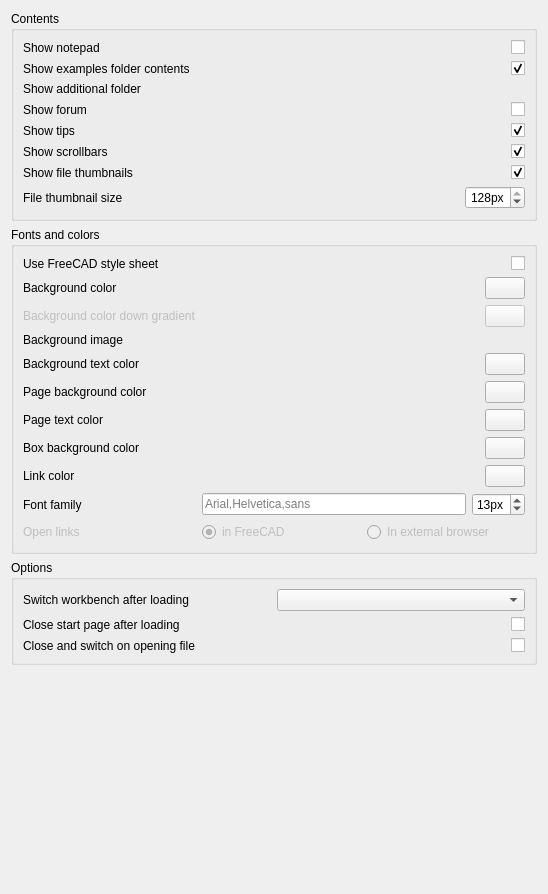
Above: src/Mod/Start/Gui/DlgStartPreferences.ui from southseact-3d/fcd before the change. Below: the same form after it.
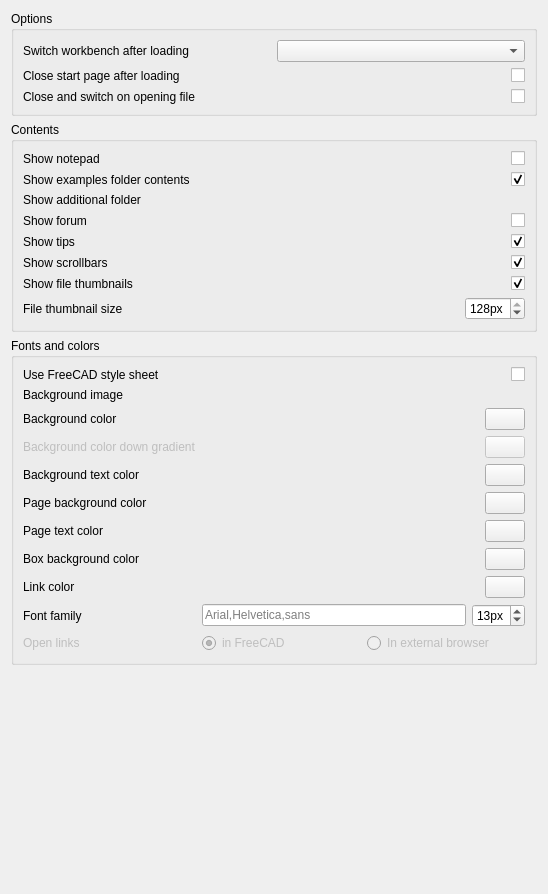
That is the form after the change. Custom widgets are drawn as their Qt base class.

Commit message: Fix StartPage preference widget names

Diff of the .ui file:
```diff
--- a/src/Mod/Start/Gui/DlgStartPreferences.ui
+++ b/src/Mod/Start/Gui/DlgStartPreferences.ui
@@ -14,6 +14,81 @@
    <string>General</string>
   </property>
   <layout class="QVBoxLayout" name="verticalLayout">
+   <item>
+    <widget class="QGroupBox" name="groupBox_4">
+     <property name="title">
+      <string>Options</string>
+     </property>
+     <layout class="QGridLayout" name="gridLayout_3">
+      <item row="0" column="0">
+       <widget class="QLabel" name="autoModuleLabel">
+        <property name="text">
+         <string>Switch workbench after loading</string>
+        </property>
+       </widget>
+      </item>
+      <item row="0" column="1">
+       <widget class="QComboBox" name="AutoloadModuleCombo">
+        <property name="toolTip">
+         <string>Choose which workbench to switch to after the program launches</string>
+        </property>
+       </widget>
+      </item>
+      <item row="1" column="0">
+       <widget class="QLabel" name="label_11">
+        <property name="text">
+         <string>Close start page after loading</string>
+        </property>
+       </widget>
+      </item>
+      <item row="1" column="1">
+       <widget class="Gui::PrefCheckBox" name="closeStartCheckBox">
+        <property name="toolTip">
+         <string>If checked, will automatically close the Start page when FreeCAD launches</string>
+        </property>
+        <property name="layoutDirection">
+         <enum>Qt::RightToLeft</enum>
+        </property>
+        <property name="text">
+         <string/>
+        </property>
+        <property name="prefEntry" stdset="0">
+         <cstring>closeStart</cstring>
+        </property>
+        <property name="prefPath" stdset="0">
+         <cstring>Mod/Start</cstring>
+        </property>
+       </widget>
+      </item>
+      <item row="2" column="0">
+       <widget class="QLabel" name="label_13">
+        <property name="text">
+         <string>Close and switch on opening file</string>
+        </property>
+       </widget>
+      </item>
+      <item row="2" column="1">
+       <widget class="Gui::PrefCheckBox" name="closeAndSwitchCheckBox">
+        <property name="toolTip">
+         <string>If application is started by opening a file, apply the two settings above</string>
+        </property>
+        <property name="layoutDirection">
+         <enum>Qt::RightToLeft</enum>
+        </property>
+        <property name="text">
+         <string/>
+        </property>
+        <property name="prefEntry" stdset="0">
+         <cstring>DoNotShowOnOpen</cstring>
+        </property>
+        <property name="prefPath" stdset="0">
+         <cstring>Mod/Start</cstring>
+        </property>
+       </widget>
+      </item>
+     </layout>
+    </widget>
+   </item>
    <item>
     <widget class="QGroupBox" name="groupBox_3">
      <property name="title">
@@ -35,7 +110,7 @@
        </widget>
       </item>
       <item row="1" column="1">
-       <widget class="Gui::PrefCheckBox" name="checkBox_1">
+       <widget class="Gui::PrefCheckBox" name="showExamplesCheckBox">
         <property name="toolTip">
          <string>If you want the examples to show on the first page</string>
         </property>
@@ -57,7 +132,7 @@
        </widget>
       </item>
       <item row="3" column="1">
-       <widget class="Gui::PrefCheckBox" name="checkBox_4">
+       <widget class="Gui::PrefCheckBox" name="showForumCheckBox">
         <property name="toolTip">
          <string>If this is checked, the latest posts from the FreeCAD forum will be displayed on the Activity tab</string>
         </property>
@@ -95,7 +170,7 @@
        </widget>
       </item>
       <item row="0" column="1">
-       <widget class="Gui::PrefCheckBox" name="checkBox">
+       <widget class="Gui::PrefCheckBox" name="showNotepadCheckBox">
         <property name="toolTip">
          <string>Shows a notepad next to the file thumbnails, where you can keep notes across sessions</string>
         </property>
@@ -135,7 +210,7 @@
        </widget>
       </item>
       <item row="2" column="1">
-       <widget class="Gui::PrefFileChooser" name="fileChooser_3" native="true">
+       <widget class="Gui::PrefFileChooser" name="showAdditionalFolderFileChooser" native="true">
         <property name="toolTip">
          <string>An optional custom folder to be displayed at the bottom of the first page.
 By using &quot;;;&quot; to separate paths, you can add several folders here</string>
@@ -149,7 +224,7 @@
        </widget>
       </item>
       <item row="5" column="1">
-       <widget class="Gui::PrefCheckBox" name="checkBox_7">
+       <widget class="Gui::PrefCheckBox" name="showScrollbarsCheckBox">
         <property name="layoutDirection">
          <enum>Qt::RightToLeft</enum>
         </property>
@@ -182,7 +257,7 @@
        </widget>
       </item>
       <item row="4" column="1">
-       <widget class="Gui::PrefCheckBox" name="checkBox_6">
+       <widget class="Gui::PrefCheckBox" name="showTipsCheckBox">
         <property name="toolTip">
          <string>Displays help tips in the Start workbench Documents tab</string>
         </property>
@@ -246,7 +321,7 @@
            <enum>Qt::LeftToRight</enum>
           </property>
           <property name="alignment">
-           <set>Qt::AlignRight|Qt::AlignTrailing|Qt::AlignVCenter</set>
+           <set>Qt::AlignLeading|Qt::AlignLeft|Qt::AlignVCenter</set>
           </property>
           <property name="suffix">
            <string>px</string>
@@ -279,23 +354,56 @@
       <string>Fonts and colors</string>
      </property>
      <layout class="QGridLayout" name="gridLayout">
-      <item row="0" column="0">
-       <widget class="QLabel" name="label_15">
+      <item row="9" column="1" alignment="Qt::AlignRight">
+       <widget class="Gui::PrefColorButton" name="boxBackgroundColorButton">
+        <property name="maximumSize">
+         <size>
+          <width>60</width>
+          <height>60</height>
+         </size>
+        </property>
+        <property name="toolTip">
+         <string>The background color of the boxes inside the pages</string>
+        </property>
+        <property name="color" stdset="0">
+         <color>
+          <red>221</red>
+          <green>221</green>
+          <blue>221</blue>
+         </color>
+        </property>
+        <property name="prefEntry" stdset="0">
+         <cstring>BoxColor</cstring>
+        </property>
+        <property name="prefPath" stdset="0">
+         <cstring>Mod/Start</cstring>
+        </property>
+       </widget>
+      </item>
+      <item row="8" column="0">
+       <widget class="QLabel" name="label_5">
         <property name="text">
-         <string>Use FreeCAD style sheet</string>
+         <string>Page text color</string>
         </property>
        </widget>
       </item>
-      <item row="0" column="1">
-       <widget class="Gui::PrefCheckBox" name="checkBox_5">
-        <property name="toolTip">
-         <string>If this is checked and a style sheet is specified in General preferences, it will be used and override the colors below</string>
+      <item row="7" column="0">
+       <widget class="QLabel" name="label_4">
+        <property name="text">
+         <string>Page background color</string>
         </property>
-        <property name="layoutDirection">
-         <enum>Qt::RightToLeft</enum>
+       </widget>
+      </item>
+      <item row="7" column="1" alignment="Qt::AlignRight">
+       <widget class="Gui::PrefColorButton" name="pageBackgroundColorButton">
+        <property name="maximumSize">
+         <size>
+          <width>60</width>
+          <height>60</height>
+         </size>
         </property>
-        <property name="text">
-         <string/>
+        <property name="toolTip">
+         <string>The background of the main start page area</string>
         </property>
         <property name="prefEntry" stdset="0">
          <cstring>UseStyleSheet</cstring>
@@ -305,15 +413,64 @@
         </property>
        </widget>
       </item>
-      <item row="1" column="0">
-       <widget class="QLabel" name="label">
+      <item row="12" column="1">
+       <layout class="QHBoxLayout" name="horizontalLayout">
+        <item>
+         <widget class="Gui::PrefRadioButton" name="radioButton_2">
+          <property name="enabled">
+           <bool>false</bool>
+          </property>
+          <property name="text">
+           <string>in FreeCAD</string>
+          </property>
+          <property name="checked">
+           <bool>true</bool>
+          </property>
+          <property name="prefEntry" stdset="0">
+           <cstring>InBrowser</cstring>
+          </property>
+          <property name="prefPath" stdset="0">
+           <cstring>Mod/Start</cstring>
+          </property>
+         </widget>
+        </item>
+        <item>
+         <widget class="Gui::PrefRadioButton" name="radioButton_1">
+          <property name="enabled">
+           <bool>false</bool>
+          </property>
+          <property name="text">
+           <string>In external browser</string>
+          </property>
+          <property name="prefEntry" stdset="0">
+           <cstring>InWeb</cstring>
+          </property>
+          <property name="prefPath" stdset="0">
+           <cstring>Mod/Start</cstring>
+          </property>
+         </widget>
+        </item>
+       </layout>
+      </item>
+      <item row="11" column="0">
+       <widget class="QLabel" name="label_16">
         <property name="text">
-         <string>Background color</string>
+         <string>Font family</string>
         </property>
        </widget>
       </item>
-      <item row="1" column="1" alignment="Qt::AlignRight">
-       <widget class="Gui::PrefColorButton" name="colorButton_1">
+      <item row="12" column="0">
+       <widget class="QLabel" name="label_7">
+        <property name="enabled">
+         <bool>false</bool>
+        </property>
+        <property name="text">
+         <string>Open links</string>
+        </property>
+       </widget>
+      </item>
+      <item row="2" column="1" alignment="Qt::AlignRight">
+       <widget class="Gui::PrefColorButton" name="backgroundColorButton">
         <property name="maximumSize">
          <size>
           <width>60</width>
@@ -338,7 +495,14 @@
         </property>
        </widget>
       </item>
-      <item row="2" column="0">
+      <item row="0" column="0">
+       <widget class="QLabel" name="label_15">
+        <property name="text">
+         <string>Use FreeCAD style sheet</string>
+        </property>
+       </widget>
+      </item>
+      <item row="3" column="0">
        <widget class="QLabel" name="label_12">
         <property name="enabled">
          <bool>false</bool>
@@ -348,7 +512,7 @@
         </property>
        </widget>
       </item>
-      <item row="2" column="1" alignment="Qt::AlignRight">
+      <item row="3" column="1" alignment="Qt::AlignRight">
        <widget class="Gui::PrefColorButton" name="colorButton_7">
         <property name="enabled">
          <bool>false</bool>
@@ -377,202 +541,31 @@
         </property>
        </widget>
       </item>
-      <item row="4" column="0">
-       <widget class="QLabel" name="label_2">
-        <property name="text">
-         <string>Background image</string>
-        </property>
-       </widget>
-      </item>
-      <item row="4" column="1">
-       <widget class="Gui::PrefFileChooser" name="fileChooser_2" native="true">
-        <property name="toolTip">
-         <string>An optional image to display as background</string>
-        </property>
-        <property name="prefEntry" stdset="0">
-         <cstring>BackgroundImage</cstring>
-        </property>
-        <property name="prefPath" stdset="0">
-         <cstring>Mod/Start</cstring>
-        </property>
-       </widget>
-      </item>
-      <item row="5" column="0">
-       <widget class="QLabel" name="label_3">
-        <property name="text">
-         <string>Background text color</string>
-        </property>
-       </widget>
-      </item>
-      <item row="5" column="1" alignment="Qt::AlignRight">
-       <widget class="Gui::PrefColorButton" name="colorButton_2">
-        <property name="maximumSize">
-         <size>
-          <width>60</width>
-          <height>60</height>
-         </size>
-        </property>
-        <property name="toolTip">
-         <string>The color of the version text</string>
-        </property>
-        <property name="color" stdset="0">
-         <color>
-          <red>95</red>
-          <green>95</green>
-          <blue>95</blue>
-         </color>
-        </property>
-        <property name="prefEntry" stdset="0">
-         <cstring>BackgroundTextColor</cstring>
-        </property>
-        <property name="prefPath" stdset="0">
-         <cstring>Mod/Start</cstring>
-        </property>
-       </widget>
-      </item>
-      <item row="6" column="0">
-       <widget class="QLabel" name="label_4">
-        <property name="text">
-         <string>Page background color</string>
-        </property>
-       </widget>
-      </item>
-      <item row="6" column="1" alignment="Qt::AlignRight">
-       <widget class="Gui::PrefColorButton" name="colorButton_3">
-        <property name="maximumSize">
-         <size>
-          <width>60</width>
-          <height>60</height>
-         </size>
-        </property>
-        <property name="toolTip">
-         <string>The background of the main start page area</string>
-        </property>
-        <property name="color" stdset="0">
-         <color>
-          <red>255</red>
-          <green>255</green>
-          <blue>255</blue>
-         </color>
-        </property>
-        <property name="prefEntry" stdset="0">
-         <cstring>PageColor</cstring>
-        </property>
-        <property name="prefPath" stdset="0">
-         <cstring>Mod/Start</cstring>
-        </property>
-       </widget>
-      </item>
-      <item row="7" column="0">
-       <widget class="QLabel" name="label_5">
-        <property name="text">
-         <string>Page text color</string>
-        </property>
-       </widget>
-      </item>
-      <item row="7" column="1" alignment="Qt::AlignRight">
-       <widget class="Gui::PrefColorButton" name="colorButton_4">
-        <property name="maximumSize">
-         <size>
-          <width>60</width>
-          <height>60</height>
-         </size>
-        </property>
-        <property name="toolTip">
-         <string>The color of the text on the main pages</string>
-        </property>
-        <property name="color" stdset="0">
-         <color>
-          <red>0</red>
-          <green>0</green>
-          <blue>0</blue>
-         </color>
-        </property>
-        <property name="prefEntry" stdset="0">
-         <cstring>PageTextColor</cstring>
-        </property>
-        <property name="prefPath" stdset="0">
-         <cstring>Mod/Start</cstring>
-        </property>
-       </widget>
-      </item>
-      <item row="8" column="0">
+      <item row="9" column="0">
        <widget class="QLabel" name="label_6">
         <property name="text">
          <string>Box background color</string>
         </property>
        </widget>
       </item>
-      <item row="8" column="1" alignment="Qt::AlignRight">
-       <widget class="Gui::PrefColorButton" name="colorButton_5">
-        <property name="maximumSize">
-         <size>
-          <width>60</width>
-          <height>60</height>
-         </size>
-        </property>
-        <property name="toolTip">
-         <string>The background color of the boxes inside the pages</string>
-        </property>
-        <property name="color" stdset="0">
-         <color>
-          <red>221</red>
-          <green>221</green>
-          <blue>221</blue>
-         </color>
-        </property>
-        <property name="prefEntry" stdset="0">
-         <cstring>BoxColor</cstring>
-        </property>
-        <property name="prefPath" stdset="0">
-         <cstring>Mod/Start</cstring>
-        </property>
-       </widget>
-      </item>
-      <item row="9" column="0">
-       <widget class="QLabel" name="label_8">
+      <item row="2" column="0">
+       <widget class="QLabel" name="label">
         <property name="text">
-         <string>Link color</string>
+         <string>Background color</string>
         </property>
        </widget>
       </item>
-      <item row="9" column="1" alignment="Qt::AlignRight">
-       <widget class="Gui::PrefColorButton" name="colorButton_6">
-        <property name="maximumSize">
-         <size>
-          <width>60</width>
-          <height>60</height>
-         </size>
-        </property>
-        <property name="toolTip">
-         <string>The color of the links</string>
-        </property>
-        <property name="color" stdset="0">
-         <color>
-          <red>0</red>
-          <green>0</green>
-          <blue>255</blue>
-         </color>
-        </property>
-        <property name="prefEntry" stdset="0">
-         <cstring>LinkColor</cstring>
-        </property>
-        <property name="prefPath" stdset="0">
-         <cstring>Mod/Start</cstring>
-        </property>
-       </widget>
-      </item>
-      <item row="10" column="0">
-       <widget class="QLabel" name="label_16">
+      <item row="6" column="0">
+       <widget class="QLabel" name="label_3">
         <property name="text">
-         <string>Font family</string>
+         <string>Background text color</string>
         </property>
        </widget>
       </item>
-      <item row="10" column="1">
+      <item row="11" column="1">
        <layout class="QHBoxLayout" name="horizontalLayout_2">
         <item>
-         <widget class="Gui::PrefLineEdit" name="lineEdit">
+         <widget class="Gui::PrefLineEdit" name="fontLineEdit">
           <property name="toolTip">
            <string>The font family to use on the start page. Can be a font name or a comma-separated series of fallback fonts</string>
           </property>
@@ -591,7 +584,7 @@
          </widget>
         </item>
         <item>
-         <widget class="Gui::PrefSpinBox" name="spinBox">
+         <widget class="Gui::PrefSpinBox" name="fontSizeSpinBox">
           <property name="toolTip">
            <string>The base font size to use for all texts of the Start page</string>
           </property>
@@ -611,96 +604,115 @@
         </item>
        </layout>
       </item>
-      <item row="11" column="0">
-       <widget class="QLabel" name="label_7">
-        <property name="enabled">
-         <bool>false</bool>
+      <item row="10" column="1" alignment="Qt::AlignRight">
+       <widget class="Gui::PrefColorButton" name="linkColorButton">
+        <property name="maximumSize">
+         <size>
+          <width>60</width>
+          <height>60</height>
+         </size>
         </property>
-        <property name="text">
-         <string>Open links</string>
+        <property name="toolTip">
+         <string>The color of the links</string>
+        </property>
+        <property name="color" stdset="0">
+         <color>
+          <red>0</red>
+          <green>0</green>
+          <blue>255</blue>
+         </color>
+        </property>
+        <property name="prefEntry" stdset="0">
+         <cstring>LinkColor</cstring>
+        </property>
+        <property name="prefPath" stdset="0">
+         <cstring>Mod/Start</cstring>
         </property>
        </widget>
       </item>
-      <item row="11" column="1">
-       <layout class="QHBoxLayout" name="horizontalLayout">
-        <item>
-         <widget class="Gui::PrefRadioButton" name="radioButton_2">
-          <property name="enabled">
-           <bool>false</bool>
-          </property>
-          <property name="text">
-           <string>in FreeCAD</string>
-          </property>
-          <property name="checked">
-           <bool>true</bool>
-          </property>
-          <property name="prefEntry" stdset="0">
-           <cstring>InBrowser</cstring>
-          </property>
-          <property name="prefPath" stdset="0">
-           <cstring>Mod/Start</cstring>
-          </property>
-         </widget>
-        </item>
-        <item>
-         <widget class="Gui::PrefRadioButton" name="radioButton_1">
-          <property name="enabled">
-           <bool>false</bool>
-          </property>
-          <property name="text">
-           <string>In external browser</string>
-          </property>
-          <property name="prefEntry" stdset="0">
-           <cstring>InWeb</cstring>
-          </property>
-          <property name="prefPath" stdset="0">
-           <cstring>Mod/Start</cstring>
-          </property>
-         </widget>
-        </item>
-       </layout>
-      </item>
-     </layout>
-    </widget>
-   </item>
-   <item>
-    <widget class="QGroupBox" name="groupBox_4">
-     <property name="title">
-      <string>Options</string>
-     </property>
-     <layout class="QGridLayout" name="gridLayout_3">
-      <item row="0" column="0">
-       <widget class="QLabel" name="autoModuleLabel">
+      <item row="10" column="0">
+       <widget class="QLabel" name="label_8">
         <property name="text">
-         <string>Switch workbench after loading</string>
+         <string>Link color</string>
         </property>
        </widget>
       </item>
       <item row="0" column="1">
-       <widget class="QComboBox" name="AutoloadModuleCombo">
+       <widget class="Gui::PrefCheckBox" name="useStyleSheetCheckBox">
         <property name="toolTip">
          <string>Choose which workbench to switch to after the program launches</string>
         </property>
-       </widget>
-      </item>
-      <item row="1" column="0">
-       <widget class="QLabel" name="label_11">
+        <property name="layoutDirection">
+         <enum>Qt::RightToLeft</enum>
+        </property>
         <property name="text">
-         <string>Close start page after loading</string>
+         <string/>
+        </property>
+        <property name="prefEntry" stdset="0">
+         <cstring>UseStyleSheet</cstring>
+        </property>
+        <property name="prefPath" stdset="0">
+         <cstring>Mod/Start</cstring>
+        </property>
+       </widget>
+      </item>
+      <item row="6" column="1" alignment="Qt::AlignRight">
+       <widget class="Gui::PrefColorButton" name="backgroundTextColorButton">
+        <property name="maximumSize">
+         <size>
+          <width>60</width>
+          <height>60</height>
+         </size>
+        </property>
+        <property name="toolTip">
+         <string>The color of the version text</string>
+        </property>
+        <property name="color" stdset="0">
+         <color>
+          <red>95</red>
+          <green>95</green>
+          <blue>95</blue>
+         </color>
+        </property>
+        <property name="prefEntry" stdset="0">
+         <cstring>BackgroundTextColor</cstring>
+        </property>
+        <property name="prefPath" stdset="0">
+         <cstring>Mod/Start</cstring>
+        </property>
+       </widget>
+      </item>
+      <item row="8" column="1" alignment="Qt::AlignRight">
+       <widget class="Gui::PrefColorButton" name="pageTextColorButton">
+        <property name="maximumSize">
+         <size>
+          <width>60</width>
+          <height>60</height>
+         </size>
+        </property>
+        <property name="toolTip">
+         <string>The color of the text on the main pages</string>
+        </property>
+        <property name="color" stdset="0">
+         <color>
+          <red>0</red>
+          <green>0</green>
+          <blue>0</blue>
+         </color>
+        </property>
+        <property name="prefEntry" stdset="0">
+         <cstring>PageTextColor</cstring>
+        </property>
+        <property name="prefPath" stdset="0">
+         <cstring>Mod/Start</cstring>
         </property>
        </widget>
       </item>
       <item row="1" column="1">
-       <widget class="Gui::PrefCheckBox" name="checkBox_2">
+       <widget class="Gui::PrefFileChooser" name="backgroundImageFileChooser" native="true">
         <property name="toolTip">
          <string>If checked, will automatically close the Start page when FreeCAD launches</string>
         </property>
-        <property name="layoutDirection">
-         <enum>Qt::RightToLeft</enum>
-        </property>
-        <property name="text">
-         <string/>
-        </property>
         <property name="prefEntry" stdset="0">
          <cstring>closeStart</cstring>
         </property>
@@ -709,29 +721,10 @@
         </property>
        </widget>
       </item>
-      <item row="2" column="0">
-       <widget class="QLabel" name="label_13">
+      <item row="1" column="0">
+       <widget class="QLabel" name="label_2">
         <property name="text">
-         <string>Close and switch on opening file</string>
-        </property>
-       </widget>
-      </item>
-      <item row="2" column="1">
-       <widget class="Gui::PrefCheckBox" name="checkBox_3">
-        <property name="toolTip">
-         <string>If application is started by opening a file, apply the two settings above</string>
-        </property>
-        <property name="layoutDirection">
-         <enum>Qt::RightToLeft</enum>
-        </property>
-        <property name="text">
-         <string/>
-        </property>
-        <property name="prefEntry" stdset="0">
-         <cstring>DoNotShowOnOpen</cstring>
-        </property>
-        <property name="prefPath" stdset="0">
-         <cstring>Mod/Start</cstring>
+         <string>Background image</string>
         </property>
        </widget>
       </item>
```
Left out of the diff: 15 changed lines with no effect on the pictures. The commit also changes 1 other file.
